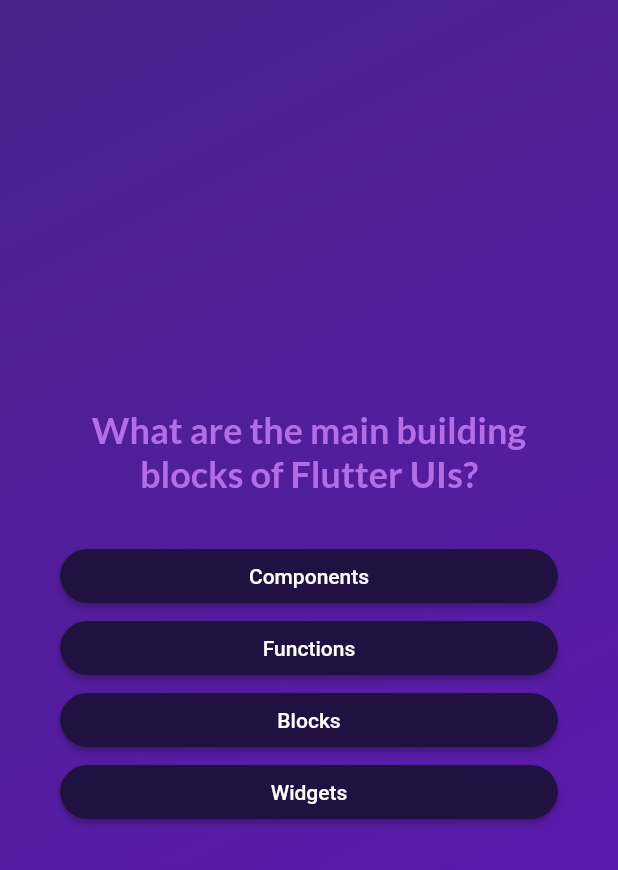
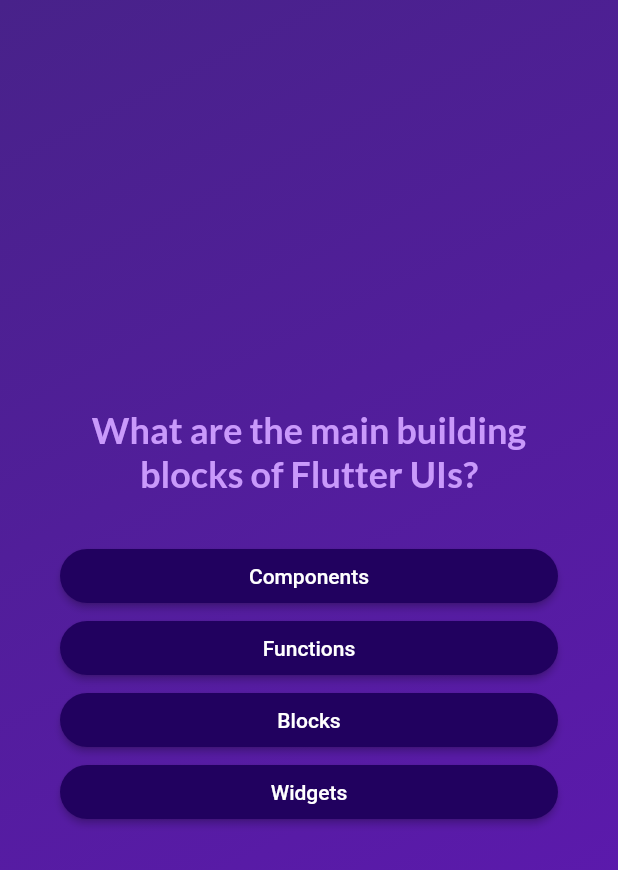
Before and after one commit to zagi97/quiz_app, a Flutter app: the screen it shows after launch, after a tap on "Start Quiz", on a phone screen of 412 x 824 dp. Shown: the top 870 px of the screen. Run offline on Flutter 3.47's test engine with Material 2 defaults, Android fonts, the phone set to English and light mode, and no system bars; our stand-ins replace google_fonts.

```diff
--- a/lib/answer_button.dart
+++ b/lib/answer_button.dart
@@ -1,22 +1,34 @@
 import 'package:flutter/material.dart';
 
 class AnswerButton extends StatelessWidget {
-  const AnswerButton(
-      {super.key, required this.answerText, required this.onTap});
+  const AnswerButton({
+    super.key,
+    required this.answerText,
+    required this.onTap,
+  });
 
   final String answerText;
   final void Function() onTap;
+
   @override
   Widget build(BuildContext context) {
     return ElevatedButton(
-        onPressed: onTap,
-        style: ElevatedButton.styleFrom(
-            padding: const EdgeInsets.symmetric(vertical: 10, horizontal: 40),
-            backgroundColor: const Color.fromARGB(255, 33, 17, 65),
-            foregroundColor: Colors.white, //text color
-            shape: RoundedRectangleBorder(
-              borderRadius: BorderRadius.circular(40),
-            )),
-        child: Text(answerText, textAlign: TextAlign.center,));
+      onPressed: onTap,
+      style: ElevatedButton.styleFrom(
+        padding: const EdgeInsets.symmetric(
+          vertical: 10,
+          horizontal: 40,
+        ),
+        backgroundColor: const Color.fromARGB(255, 33, 1, 95),
+        foregroundColor: Colors.white, //text color
+        shape: RoundedRectangleBorder(
+          borderRadius: BorderRadius.circular(40),
+        ),
+      ),
+      child: Text(
+        answerText,
+        textAlign: TextAlign.center,
+      ),
+    );
   }
 }
--- a/lib/questions_screen.dart
+++ b/lib/questions_screen.dart
@@ -42,9 +42,10 @@ class _QuestionsScreenState extends State<QuestionsScreen> {
             Text(
               currentQuestion.text,
               style: GoogleFonts.lato(
-                      color: const Color.fromARGB(255, 177, 110, 231),
+                color: const Color.fromARGB(255, 201, 153, 251),
                 fontSize: 24,
-                      fontWeight: FontWeight.bold),
+                fontWeight: FontWeight.bold,
+              ),
               textAlign: TextAlign.center,
             ),
             const SizedBox(height: 30),
@@ -56,7 +57,9 @@ class _QuestionsScreenState extends State<QuestionsScreen> {
                 },
               );
             })
-              ]),
-        ));
+          ],
+        ),
+      ),
+    );
   }
 }
--- a/lib/quiz.dart
+++ b/lib/quiz.dart
@@ -26,7 +26,7 @@ class _QuizState extends State<Quiz> {
   } */
 
   //Kada se activeScreen promijeni, build() metoda se poziva i ponovno ispisuje UI
-  void switchScreen() {
+ void switchScreen() {
     setState(() {
       activeScreen = 'questions-screen';
     });
@@ -37,10 +37,16 @@ class _QuizState extends State<Quiz> {
 
     if (selectedAnswers.length == questions.length) {
       setState(() {
-        selectedAnswers = [];
         activeScreen = 'results-screen';
       });
     }
+  }
+
+  void restartQuiz(){
+    setState(() {
+      selectedAnswers = [];
+      activeScreen = 'questions-screen';
+    });
   }
 
   @override
@@ -50,12 +56,14 @@ class _QuizState extends State<Quiz> {
         : const QuestionsScreen(); //if false */
 
     Widget screenWidget = StartScreen(switchScreen);
+
+
     if (activeScreen == 'questions-screen') {
       screenWidget = QuestionsScreen(onSelectedAnswer: chooseAnswer);
     }
 
     if (activeScreen == 'results-screen') {
-      screenWidget = ResultsScreen(chosenAnswers: selectedAnswers);
+      screenWidget = ResultsScreen(chosenAnswers: selectedAnswers, onRestart: restartQuiz,);
     }
 
     return MaterialApp(
```
Also changed, not shown: lib/models/quiz_question.dart (+4 -5 lines), lib/results_screen.dart (+48 -4 lines). Lines whose indentation alone changed are shown as unchanged.
